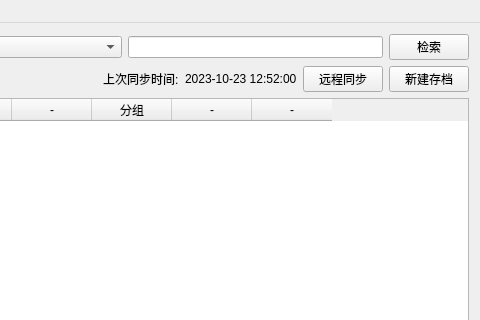
NEKO-ii/AccountAssistant, file Ui/AccountAssistant.ui: the form before one commit; both pictures show x 320 to 800 and y 0 to 320 of the 800 by 500 pixel window.
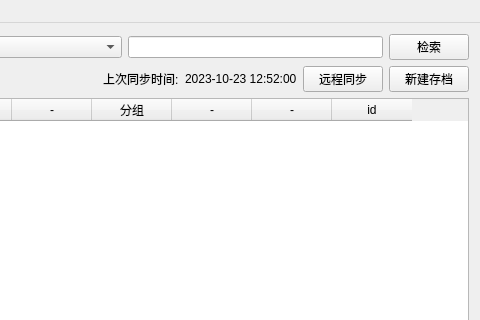
The form after the commit. Icons and pictures are not drawn.

Diff of the .ui file:
```diff
--- a/Ui/AccountAssistant.ui
+++ b/Ui/AccountAssistant.ui
@@ -10,6 +10,24 @@
     <height>500</height>
    </rect>
   </property>
+  <property name="sizePolicy">
+   <sizepolicy hsizetype="Fixed" vsizetype="Fixed">
+    <horstretch>0</horstretch>
+    <verstretch>0</verstretch>
+   </sizepolicy>
+  </property>
+  <property name="minimumSize">
+   <size>
+    <width>800</width>
+    <height>500</height>
+   </size>
+  </property>
+  <property name="maximumSize">
+   <size>
+    <width>800</width>
+    <height>500</height>
+   </size>
+  </property>
   <property name="windowTitle">
    <string>AccountAssistant</string>
   </property>
@@ -223,6 +241,11 @@
             <string>-</string>
            </property>
           </column>
+          <column>
+           <property name="text">
+            <string>id</string>
+           </property>
+          </column>
          </widget>
         </item>
        </layout>
```
Left out of the diff: 4 changed lines with no effect on the pictures.
